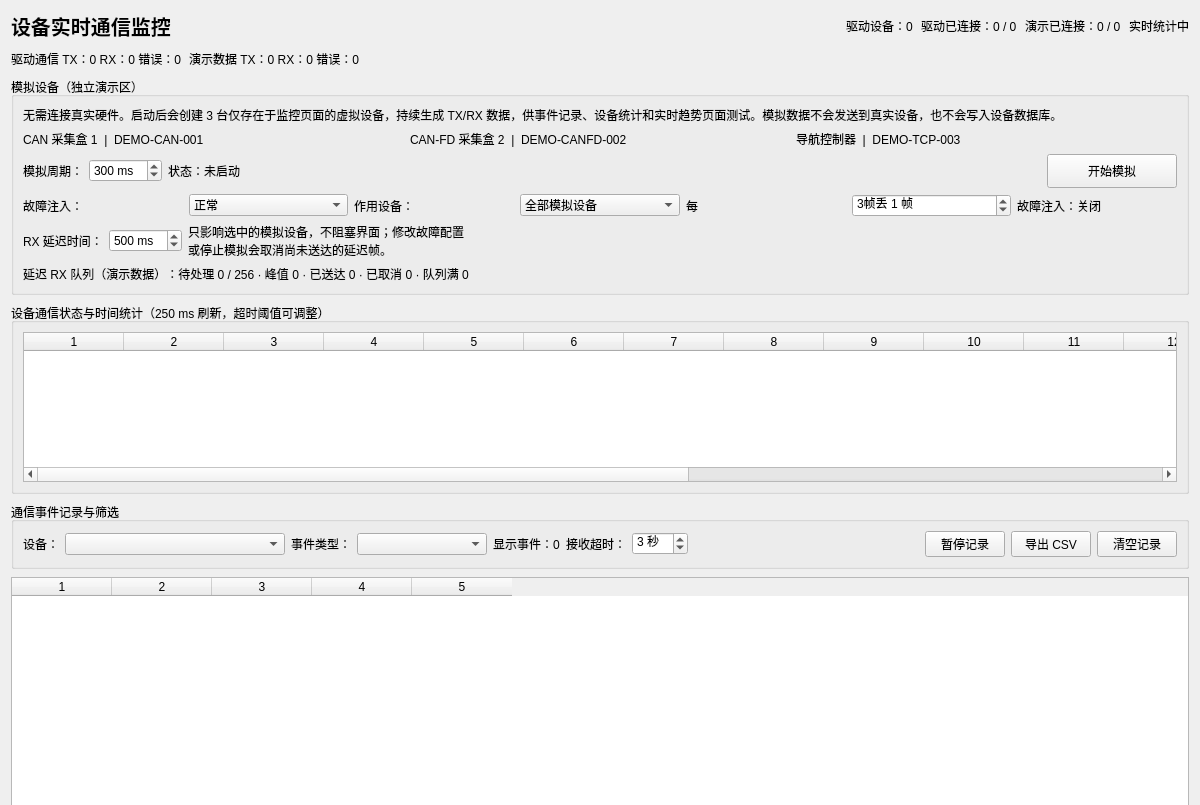
This is src/pages/MonitorPage.ui in niudamei/IndustrialHub as Qt 5 draws it before an edit. The edited form follows.
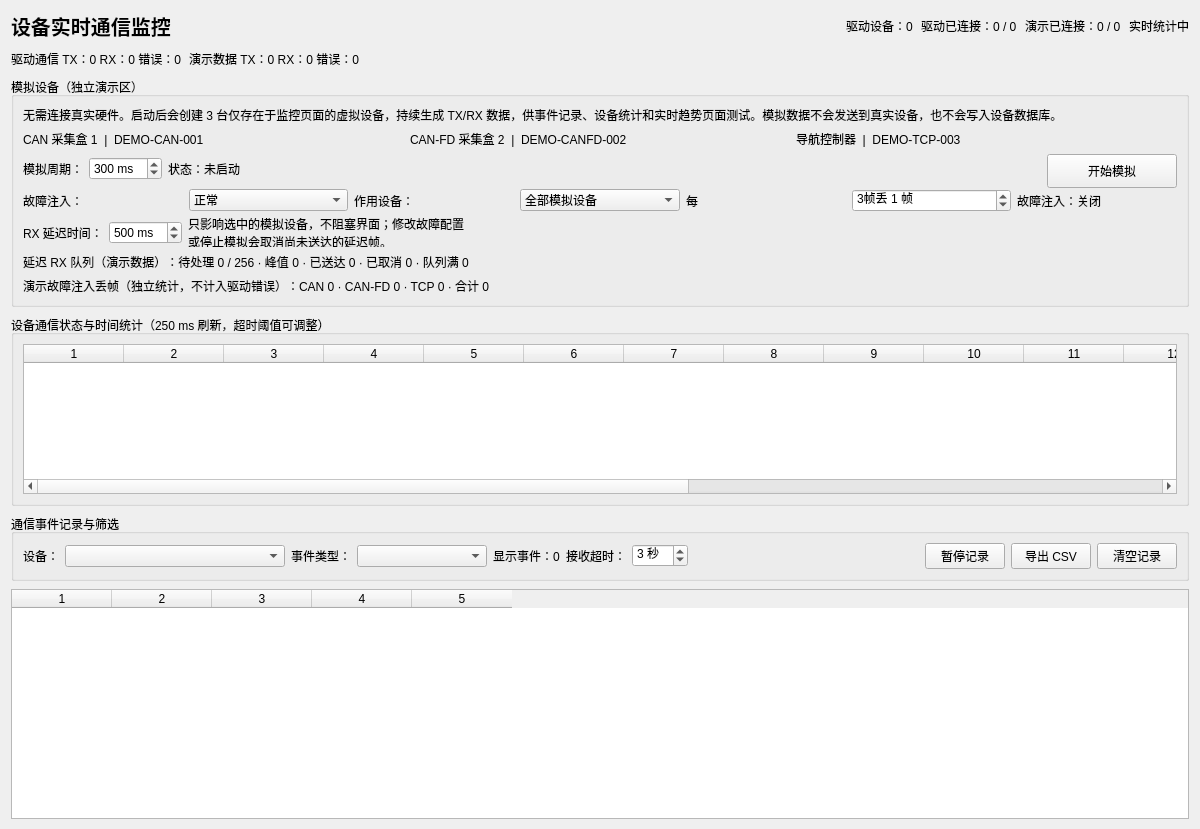
This is the edited form.

Commit message: Track injected demo RX drops separately

```diff
--- a/src/pages/MonitorPage.ui
+++ b/src/pages/MonitorPage.ui
@@ -128,6 +128,12 @@
         <property name="toolTip"><string>统计当前页面生命周期内的演示 RX 延迟队列；不包含真实通信数据，停止模拟后历史计数仍保留。</string></property>
        </widget>
       </item>
+      <item>
+       <widget class="QLabel" name="demoInjectedDropStatsLabel">
+        <property name="text"><string>演示故障注入丢帧（独立统计，不计入驱动错误）：CAN 0 · CAN-FD 0 · TCP 0 · 合计 0</string></property>
+        <property name="toolTip"><string>仅统计故障注入策略主动跳过的演示 RX 帧；不包含延迟队列容量溢出、取消帧或真实通信错误和丢包。计数仅在当前监控页面生命周期内累计，不写入设备数据库或真实通信诊断。</string></property>
+       </widget>
+      </item>
      </layout>
     </widget>
    </item>
```
The commit also changes 4 other files.
